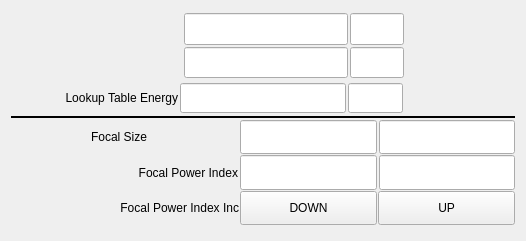
This is 100idPyCRLApp/op/ui/pydev_transfocator_inset_1x_control.ui in BCDA-APS/pydeviceCRL as Qt 5 draws it before an edit. The edited form follows.
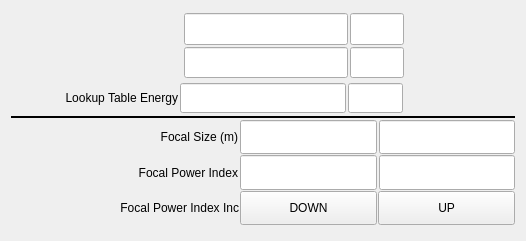
This is the edited form. Custom widgets are drawn as their Qt base class.

```diff
--- a/100idPyCRLApp/op/ui/pydev_transfocator_inset_1x_control.ui
+++ b/100idPyCRLApp/op/ui/pydev_transfocator_inset_1x_control.ui
@@ -473,7 +473,7 @@
       </widget>
      </item>
      <item>
-      <layout class="QHBoxLayout" name="horizontalLayout_4" stretch="3,2,3,3">
+      <layout class="QHBoxLayout" name="horizontalLayout_4" stretch="5,3,3">
        <property name="spacing">
         <number>2</number>
        </property>
@@ -483,7 +483,10 @@
        <item>
         <widget class="caLabel" name="calabel_21">
          <property name="text">
-          <string>Focal Size</string>
+          <string>Focal Size (m)</string>
+         </property>
+         <property name="scaledContents">
+          <bool>true</bool>
          </property>
          <property name="alignment">
           <set>Qt::AlignRight|Qt::AlignTrailing|Qt::AlignVCenter</set>
@@ -493,22 +496,6 @@
          </property>
         </widget>
        </item>
-       <item>
-        <spacer name="horizontalSpacer_3">
-         <property name="orientation">
-          <enum>Qt::Horizontal</enum>
-         </property>
-         <property name="sizeType">
-          <enum>QSizePolicy::Preferred</enum>
-         </property>
-         <property name="sizeHint" stdset="0">
-          <size>
-           <width>40</width>
-           <height>20</height>
-          </size>
-         </property>
-        </spacer>
-       </item>
        <item>
         <widget class="caTextEntry" name="catextentry_15">
          <property name="sizePolicy">
```
